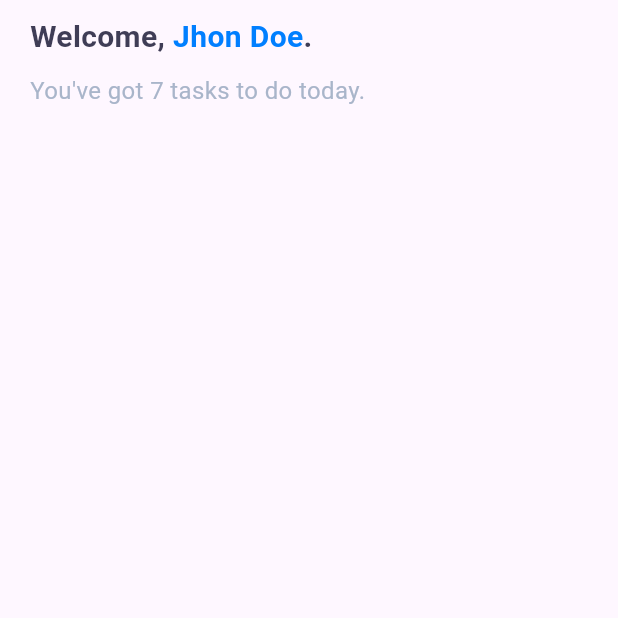
After one commit to Baiokis/Taski-ToDo, a Flutter app: the TodoPageEmpty screen opened directly, on a phone screen of 412 x 824 dp, the top half of it. The commit adds this screen. Run offline on Flutter 3.47's test engine with Material 3 defaults, Android fonts, the phone set to English and light mode, and no system bars; our stand-ins replace flutter_svg; Roboto replaces fonts that are missing (Urbanist).

Commit message:
feat: updating the todoPage Header

```diff
--- /dev/null
+++ b/lib/common/widgets/headerTodoPage.dart
@@ -0,0 +1,59 @@
+import 'package:flutter/material.dart';
+import 'package:taski/common/global_variables.dart';
+
+class Headertodopage extends StatefulWidget {
+  final int numTask;
+  final String name;
+
+  const Headertodopage(this.numTask, this.name, {super.key});
+
+  @override
+  State<Headertodopage> createState() => _HeadertodopageState();
+}
+
+class _HeadertodopageState extends State<Headertodopage> {
+  late final String name;
+  late final int numTask;
+
+  @override
+  void initState() {
+    super.initState();
+    name = widget.name;
+    numTask = widget.numTask;
+  }
+
+  @override
+  Widget build(BuildContext context) {
+    return Column(
+      children: [
+        Row(
+          mainAxisAlignment: MainAxisAlignment.start,
+          children: [
+            Padding(
+              padding: EdgeInsets.symmetric(horizontal: 20, vertical: 10),
+              child: Row(
+                children: [
+                  Text('Welcome, ', style: textTodoPageWelcome),
+                  Text(name, style: textTodoPageName),
+                  Text('.', style: textTodoPageDot),
+                ],
+              ),
+            ),
+          ],
+        ),
+        Padding(
+          padding: EdgeInsets.symmetric(horizontal: 20),
+          child: Row(
+            mainAxisAlignment: MainAxisAlignment.start,
+            children: [
+              Text(
+                "You've got $numTask tasks to do today.",
+                style: textTodoPageSubTitle,
+              ),
+            ],
+          ),
+        ),
+      ],
+    );
+  }
+}
--- a/lib/view/model.dart
+++ b/lib/view/model.dart
@@ -3,8 +3,10 @@ import 'package:flutter_svg/flutter_svg.dart';
 import 'package:taski/common/global_variables.dart';
 import 'package:taski/common/widgets/header.dart';
 import 'package:taski/view/createPage.dart';
+import 'package:taski/view/donePage.dart';
 import 'package:taski/view/searchPage.dart';
 import 'package:taski/view/todoPage.dart';
+import 'package:taski/view/todoPageEmpty.dart';
 
 class ModelPage extends StatefulWidget {
   const ModelPage({super.key});
@@ -39,12 +41,12 @@ class _ModelPageState extends State<ModelPage> {
         children: [
           const Header(),
           _selectedIndex == 0
-              ? TodoPage()
+              ? TodoPageEmpty()
               : _selectedIndex == 1
               ? Createpage()
               : _selectedIndex == 2
               ? SearchPage()
-              : SearchPage(),
+              : DonePage(),
         ],
       ),
       bottomNavigationBar: BottomNavigationBar(
--- a/lib/view/todoPage.dart
+++ b/lib/view/todoPage.dart
@@ -1,5 +1,5 @@
 import 'package:flutter/material.dart';
-import 'package:taski/common/global_variables.dart';
+import 'package:taski/common/widgets/headerTodoPage.dart';
 import 'package:taski/common/widgets/taskCard.dart';
 
 class TodoPage extends StatefulWidget {
@@ -65,44 +65,10 @@ class _TodoPageState extends State<TodoPage> {
   Widget build(BuildContext context) {
     return SingleChildScrollView(
       child: Column(
-        children: [_buildTodoHeaer(numTask, name), _buildTodoCards(tasks)],
+        children: [Headertodopage(numTask, name), _buildTodoCards(tasks)],
       ),
     );
   }
-}
-
-Widget _buildTodoHeaer(numTask, name) {
-  return Column(
-    children: [
-      Row(
-        mainAxisAlignment: MainAxisAlignment.start,
-        children: [
-          Padding(
-            padding: EdgeInsets.symmetric(horizontal: 20, vertical: 10),
-            child: Row(
-              children: [
-                Text('Welcome, ', style: textTodoPageWelcome),
-                Text(name, style: textTodoPageName),
-                Text('.', style: textTodoPageDot),
-              ],
-            ),
-          ),
-        ],
-      ),
-      Padding(
-        padding: EdgeInsets.symmetric(horizontal: 20),
-        child: Row(
-          mainAxisAlignment: MainAxisAlignment.start,
-          children: [
-            Text(
-              "You've got $numTask tasks to do today.",
-              style: textTodoPageSubTitle,
-            ),
-          ],
-        ),
-      ),
-    ],
-  );
 }
 
 Widget _buildTodoCards(tasks) {
--- /dev/null
+++ b/lib/view/todoPageEmpty.dart
@@ -0,0 +1,14 @@
+import 'package:flutter/material.dart';
+import 'package:taski/common/widgets/headerTodoPage.dart';
+
+class TodoPageEmpty extends StatelessWidget {
+  const TodoPageEmpty({super.key});
+
+  @override
+  Widget build(BuildContext context) {
+    final String name = "Jhon Doe";
+    final int numTask = 7;
+
+    return Scaffold(body: Column(children: [Headertodopage(numTask, name)]));
+  }
+}
```
